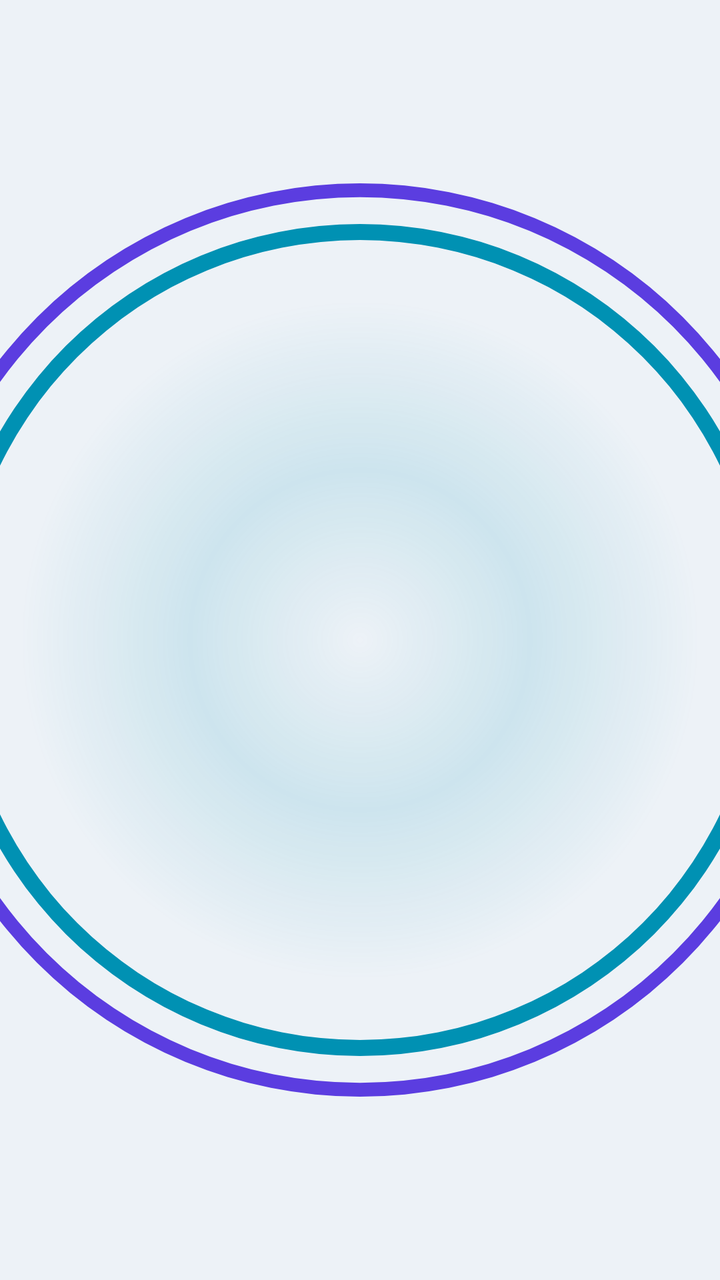
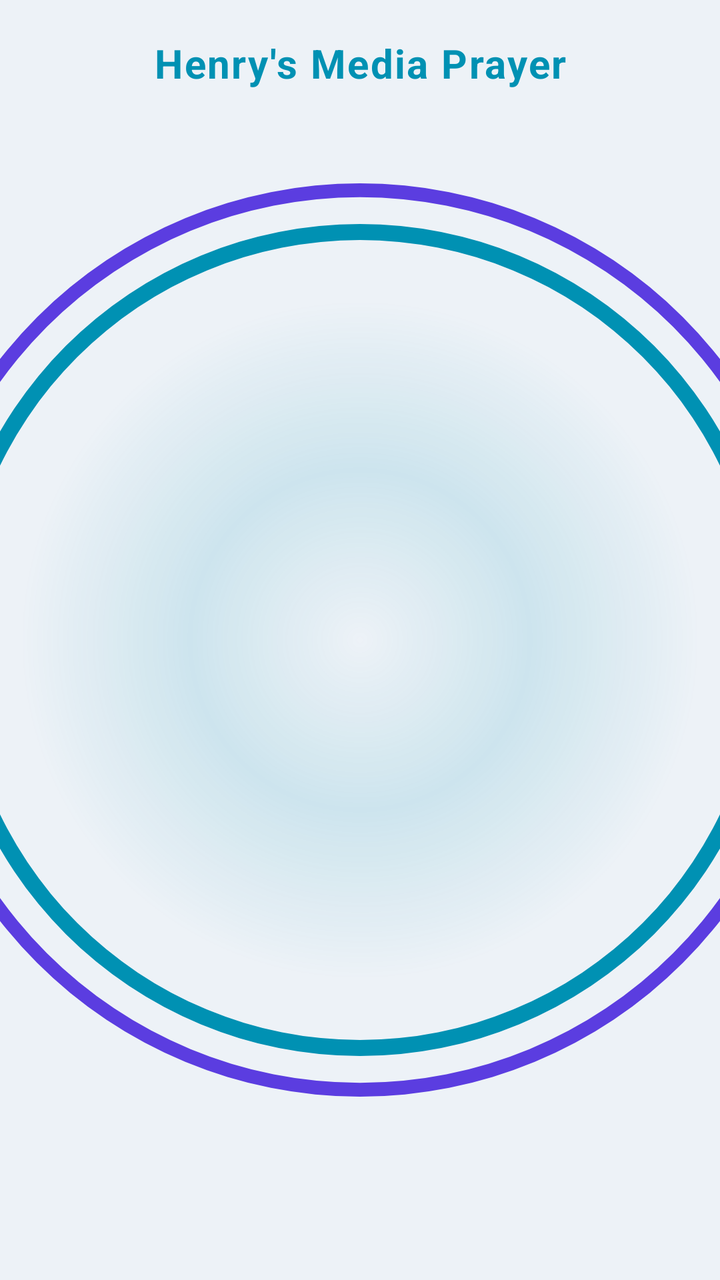

The first picture is an Android layout as it rendered before a commit; the second is the same layout after the commit. The layout source and the unified diff follow.
<!-- AndroidManifest.xml: activity theme Theme.MediaPrayer -->
<!-- res/layout/activity_main.xml -->
<?xml version="1.0" encoding="utf-8"?>
<FrameLayout xmlns:android="http://schemas.android.com/apk/res/android"
    xmlns:app="http://schemas.android.com/apk/res-auto"
    android:layout_width="match_parent"
    android:layout_height="match_parent">

    
    <View
        android:layout_width="match_parent"
        android:layout_height="match_parent"
        android:background="@drawable/bg_legendary" />

    
    <ImageView
        android:id="@+id/bg_photo"
        android:layout_width="match_parent"
        android:layout_height="match_parent"
        android:scaleType="centerCrop"
        android:visibility="gone"
        android:contentDescription="@null" />

    <LinearLayout
        android:layout_width="match_parent"
        android:layout_height="match_parent"
        android:orientation="vertical">

        <com.google.android.material.tabs.TabLayout
            android:id="@+id/tabs"
            android:layout_width="match_parent"
            android:layout_height="wrap_content"
            android:background="@android:color/transparent"
            app:tabIndicatorColor="@color/accent_cyan"
            app:tabSelectedTextColor="@color/accent_cyan"
            app:tabTextColor="@color/text_secondary" />

        <androidx.viewpager2.widget.ViewPager2
            android:id="@+id/view_pager"
            android:layout_width="match_parent"
            android:layout_height="0dp"
            android:layout_weight="1" />

    </LinearLayout>

</FrameLayout>
<!-- resources referenced by this layout -->
<resources>
  <color name="accent_cyan">#0091B3</color>
  <color name="text_secondary">#48566A</color>
  <!-- drawable bg_legendary (drawable) -->
  <?xml version="1.0" encoding="utf-8"?>
  <layer-list xmlns:android="http://schemas.android.com/apk/res/android">
      <item>
          <shape android:shape="rectangle">
              <solid android:color="@color/bg_base" />
          </shape>
      </item>
      <item android:gravity="center" android:width="480dp" android:height="480dp" android:drawable="@drawable/ring_cyan" />
      <item android:gravity="center" android:width="620dp" android:height="620dp" android:drawable="@drawable/ring_violet" />
      <item android:gravity="center" android:width="340dp" android:height="340dp">
          <shape android:shape="oval">
              <gradient
                  android:type="radial"
                  android:gradientRadius="170dp"
                  android:centerColor="#220091B3"
                  android:endColor="@android:color/transparent" />
          </shape>
      </item>
  </layer-list>
  <style name="Theme.MediaPrayer" parent="Theme.MaterialComponents.DayNight.NoActionBar">
          <item name="colorPrimary">@color/accent_cyan</item>
          <item name="colorPrimaryDark">@color/bg_base</item>
          <item name="colorAccent">@color/accent_violet</item>
          <item name="android:windowBackground">@android:color/transparent</item>
          <item name="android:statusBarColor">@color/bg_base</item>
          <item name="android:navigationBarColor">@color/bg_base</item>
          <item name="android:textColorPrimary">@color/text_primary</item>
          <item name="android:textColorSecondary">@color/text_secondary</item>
      </style>
  <color name="bg_base">#EDF2F7</color>
  <!-- drawable ring_cyan (drawable) -->
  <?xml version="1.0" encoding="utf-8"?>
  <shape xmlns:android="http://schemas.android.com/apk/res/android"
      android:shape="ring"
      android:innerRadiusRatio="2.4"
      android:thicknessRatio="60"
      android:useLevel="false">
      <solid android:color="@color/accent_cyan" />
  </shape>
  <!-- drawable ring_violet (drawable) -->
  <?xml version="1.0" encoding="utf-8"?>
  <shape xmlns:android="http://schemas.android.com/apk/res/android"
      android:shape="ring"
      android:innerRadiusRatio="2.8"
      android:thicknessRatio="90"
      android:useLevel="false">
      <solid android:color="@color/accent_violet" />
  </shape>
  <color name="accent_violet">#5B3DE0</color>
  <color name="text_primary">#101720</color>
</resources>

<!-- the commit's change to res/layout/activity_main.xml (unified diff, before → after) -->
@@ -24,11 +24,25 @@
         android:layout_height="match_parent"
         android:orientation="vertical">
 
+        <TextView
+            android:layout_width="match_parent"
+            android:layout_height="wrap_content"
+            android:gravity="center"
+            android:paddingTop="18dp"
+            android:paddingBottom="6dp"
+            android:text="Henry's Media Prayer"
+            android:textColor="@color/accent_cyan"
+            android:textSize="20sp"
+            android:textStyle="bold"
+            android:letterSpacing="0.04" />
+
         <com.google.android.material.tabs.TabLayout
             android:id="@+id/tabs"
             android:layout_width="match_parent"
             android:layout_height="wrap_content"
             android:background="@android:color/transparent"
+            app:tabMode="scrollable"
+            app:tabGravity="start"
             app:tabIndicatorColor="@color/accent_cyan"
             app:tabSelectedTextColor="@color/accent_cyan"
             app:tabTextColor="@color/text_secondary" />
